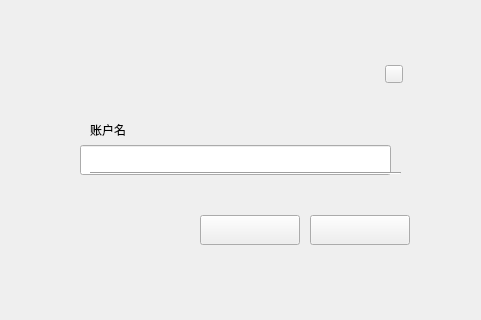
The window that namedialog.ui (HcashOrg/hx-indicator) describes before a commit, drawn with Qt 5; both pictures show x 335 to 816 and y 160 to 480 of the 960 by 580 pixel window.
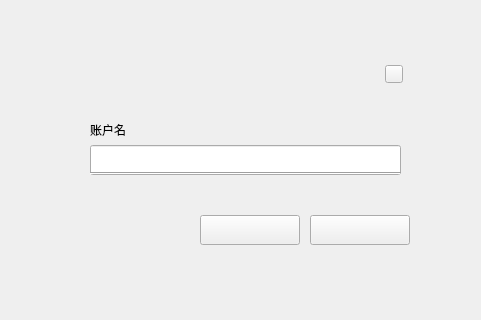
The same window after the commit.

```diff
--- a/namedialog.ui
+++ b/namedialog.ui
@@ -94,7 +94,7 @@
     <widget class="QLineEdit" name="nameLineEdit">
      <property name="geometry">
       <rect>
-       <x>30</x>
+       <x>40</x>
        <y>100</y>
        <width>311</width>
        <height>30</height>
```
